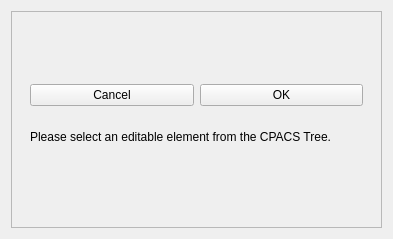
Above: TIGLCreator/src/ModificatorContainerWidget.ui from DLR-SC/tigl before the change. Below: the same form after it.
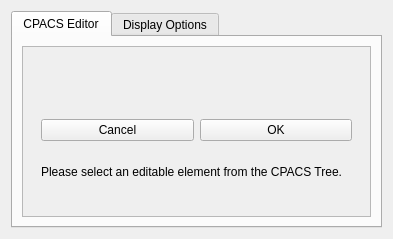
That is the form after the change. Custom widgets are drawn as their Qt base class.

Commit message: implement display options to Editor

```diff
--- a/TIGLCreator/src/ModificatorContainerWidget.ui
+++ b/TIGLCreator/src/ModificatorContainerWidget.ui
@@ -15,6 +15,16 @@
   </property>
   <layout class="QVBoxLayout" name="mainLayout">
    <item>
+      <widget class="QTabWidget" name="editorTabWidget">
+  <property name="tabPosition">
+   <enum>QTabWidget::North</enum>
+  </property>
+        <widget class="QWidget" name="paramPage">
+         <attribute name="title">
+          <string>CPACS Editor</string>
+         </attribute>
+         <layout class="QVBoxLayout" name="verticalLayout_2">
+          <item>
     <widget class="QScrollArea" name="scrollArea">
      <property name="widgetResizable">
       <bool>true</bool>
@@ -124,6 +134,15 @@
    </item>
   </layout>
  </widget>
+        <widget class="ModificatorDisplayOptionsWidget" name="displayOptionsWidget" native="true">
+         <attribute name="title">
+          <string>Display Options</string>
+         </attribute>
+        </widget>
+      </widget>
+     </item>
+    </layout>
+ </widget>
  <customwidgets>
   <customwidget>
    <class>ModificatorElementWidget</class>
@@ -179,6 +198,12 @@
    <header>modificators/ModificatorPositioningWidget.h</header>
    <container>1</container>
   </customwidget>
+  <customwidget>
+   <class>ModificatorDisplayOptionsWidget</class>
+   <extends>QWidget</extends>
+   <header>modificators/ModificatorDisplayOptionsWidget.h</header>
+   <container>1</container>
+  </customwidget>
  </customwidgets>
  <resources/>
  <connections/>
```
Lines whose indentation alone changed are shown as unchanged. The commit also changes 10 other files.
